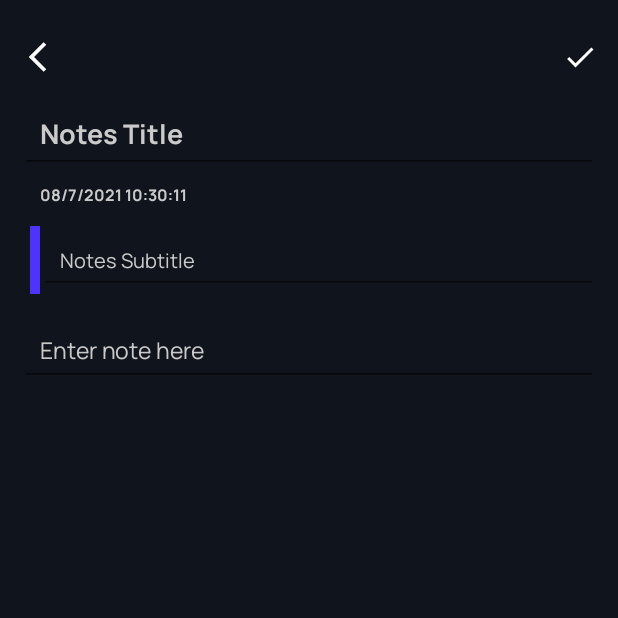
After one commit to archroid/Notino, an Android app: the fragment CreateNoteFragment placed in its activity, on a phone screen of 412 x 824 dp, the top half of it. The commit adds this screen. Run offline under Robolectric (Android 15) with nearby library versions, the phone set to English and light mode, and no system bars; our stand-ins replace sdp/ssp sizes.

Commit message:
wokring on create note fragment

```diff
--- a/app/build.gradle
+++ b/app/build.gradle
@@ -1,6 +1,7 @@
 plugins {
     id 'com.android.application'
     id 'kotlin-android'
+    id 'kotlin-android-extensions'
     id 'kotlin-kapt'
 
 }
@@ -55,4 +56,7 @@ dependencies {
     implementation "androidx.room:room-runtime:2.3.0"
     kapt "androidx.room:room-compiler:2.3.0"
 
+
+    implementation 'org.jetbrains.kotlinx:kotlinx-coroutines-android:1.5.0'
+
 }
--- /dev/null
+++ b/app/src/main/java/xyz/archroid/notino/CreateNoteFragment.kt
@@ -0,0 +1,91 @@
+package xyz.archroid.notino
+
+import android.annotation.SuppressLint
+import android.os.Bundle
+import android.view.LayoutInflater
+import android.view.View
+import android.view.ViewGroup
+import android.widget.Toast
+import androidx.fragment.app.Fragment
+import kotlinx.android.synthetic.main.fragment_create_note.*
+import java.text.SimpleDateFormat
+import java.util.*
+
+
+class CreateNoteFragment : Fragment() {
+
+    override fun onCreate(savedInstanceState: Bundle?) {
+        super.onCreate(savedInstanceState)
+        arguments?.let {
+
+        }
+    }
+
+    override fun onCreateView(
+        inflater: LayoutInflater, container: ViewGroup?,
+        savedInstanceState: Bundle?
+    ): View? {
+        // Inflate the layout for this fragment
+        return inflater.inflate(R.layout.fragment_create_note, container, false)
+    }
+
+    companion object {
+
+        @JvmStatic
+        fun newInstance() =
+            CreateNoteFragment().apply {
+                arguments = Bundle().apply {
+
+                }
+            }
+    }
+
+    @SuppressLint("SimpleDateFormat")
+    override fun onViewCreated(view: View, savedInstanceState: Bundle?) {
+        super.onViewCreated(view, savedInstanceState)
+
+        val simpleDateFormat = SimpleDateFormat("dd/M/yyyy hh:mm:ss")
+        val currentDate = simpleDateFormat.format(Date())
+
+        tv_dateTime.text = currentDate
+
+        btn_done.setOnClickListener {
+            //Save note
+            saveNote()
+        }
+        btn_back.setOnClickListener {
+            replaceFragment(HomeFragment.newInstance() , false)
+        }
+    }
+
+    private fun saveNote() {
+
+        //Validate variables
+        if (et_noteTitle.text.isNullOrEmpty()){
+            Toast.makeText(context,"Title required",Toast.LENGTH_SHORT).show();
+        }
+        if (et_noteSubtitle.text.isNullOrEmpty()){
+            Toast.makeText(context,"Subtitle required",Toast.LENGTH_SHORT).show();
+        }
+
+        if (et_noteDesc.text.isNullOrEmpty()){
+            Toast.makeText(context,"Description required",Toast.LENGTH_SHORT).show();
+        }
+
+
+    }
+
+    fun replaceFragment(fragment: Fragment, isTransition: Boolean) {
+
+        val fragmentTransition = requireActivity().supportFragmentManager.beginTransaction()
+
+        if (isTransition) {
+            fragmentTransition.setCustomAnimations(
+                android.R.anim.slide_out_right,
+                android.R.anim.slide_in_left
+            )
+        }
+        fragmentTransition.replace(R.id.frameLayout, fragment)
+            .addToBackStack(fragment.javaClass.simpleName).commit()
+    }
+}
--- a/app/src/main/java/xyz/archroid/notino/HomeFragment.kt
+++ b/app/src/main/java/xyz/archroid/notino/HomeFragment.kt
@@ -1,37 +1,56 @@
 package xyz.archroid.notino
 
 import android.os.Bundle
-import androidx.fragment.app.Fragment
 import android.view.LayoutInflater
 import android.view.View
 import android.view.ViewGroup
+import androidx.fragment.app.Fragment
+import kotlinx.android.synthetic.main.fragment_home.*
 
 
 class HomeFragment : Fragment() {
 
     override fun onCreate(savedInstanceState: Bundle?) {
         super.onCreate(savedInstanceState)
-        arguments?.let {
 
-        }
     }
 
     override fun onCreateView(
         inflater: LayoutInflater, container: ViewGroup?,
         savedInstanceState: Bundle?
     ): View? {
-        // Inflate the layout for this fragment
         return inflater.inflate(R.layout.fragment_home, container, false)
     }
 
     companion object {
-
         @JvmStatic
         fun newInstance() =
             HomeFragment().apply {
                 arguments = Bundle().apply {
-
                 }
             }
     }
+
+    override fun onViewCreated(view: View, savedInstanceState: Bundle?) {
+        super.onViewCreated(view, savedInstanceState)
+        btn_createNote.setOnClickListener {
+            replaceFragment(CreateNoteFragment.newInstance(), true)
+        }
+
+
+    }
+
+    fun replaceFragment(fragment: Fragment, isTransition: Boolean) {
+
+        val fragmentTransition = requireActivity().supportFragmentManager.beginTransaction()
+
+        if (isTransition) {
+            fragmentTransition.setCustomAnimations(
+                android.R.anim.slide_out_right,
+                android.R.anim.slide_in_left
+            )
+        }
+        fragmentTransition.replace(R.id.frameLayout, fragment)
+            .addToBackStack(fragment.javaClass.simpleName).commit()
+    }
 }
--- a/app/src/main/java/xyz/archroid/notino/dao/NotesDao.kt
+++ b/app/src/main/java/xyz/archroid/notino/dao/NotesDao.kt
@@ -1,6 +1,5 @@
 package xyz.archroid.notino.dao
 
-import android.provider.ContactsContract
 import androidx.room.*
 import xyz.archroid.notino.entities.Notes
 
@@ -10,8 +9,8 @@ interface NotesDao {
     val allNote: List<Notes>
 
     @Insert(onConflict = OnConflictStrategy.REPLACE)
-    fun insertNotes(note:Notes)
+    suspend fun insertNotes(note: Notes)
 
     @Delete
-    fun deleteNotes(note:Notes)
+    suspend fun deleteNotes(note: Notes)
 }
--- /dev/null
+++ b/app/src/main/res/layout/fragment_create_note.xml
@@ -0,0 +1,125 @@
+<?xml version="1.0" encoding="utf-8"?>
+<androidx.constraintlayout.widget.ConstraintLayout xmlns:android="http://schemas.android.com/apk/res/android"
+    xmlns:app="http://schemas.android.com/apk/res-auto"
+    xmlns:tools="http://schemas.android.com/tools"
+    android:layout_width="match_parent"
+    android:layout_height="match_parent"
+    android:background="@color/colorPrimaryVariant">
+
+
+    <ImageView
+        android:id="@+id/btn_back"
+        android:layout_width="wrap_content"
+        android:layout_height="wrap_content"
+        android:layout_marginStart="@dimen/_10sdp"
+        android:layout_marginTop="@dimen/_20sdp"
+        android:layout_marginBottom="@dimen/_10sdp"
+        android:src="@drawable/ic_back"
+        app:layout_constraintStart_toStartOf="parent"
+        app:layout_constraintTop_toTopOf="parent"
+        app:tint="@color/ColorWhite"
+        tools:ignore="ContentDescription" />
+
+    <ImageView
+        android:id="@+id/btn_done"
+        android:layout_width="wrap_content"
+        android:layout_height="wrap_content"
+        android:layout_marginTop="@dimen/_20sdp"
+        android:layout_marginEnd="@dimen/_10sdp"
+        android:layout_marginBottom="@dimen/_10sdp"
+        android:src="@drawable/ic_tick"
+        app:layout_constraintEnd_toEndOf="parent"
+        app:layout_constraintTop_toTopOf="parent"
+        app:tint="@color/ColorWhite"
+        tools:ignore="ContentDescription" />
+
+    <EditText
+        android:id="@+id/et_noteTitle"
+        android:layout_width="match_parent"
+        android:layout_height="wrap_content"
+        android:layout_margin="@dimen/_10sdp"
+        android:ellipsize="end"
+        android:fontFamily="@font/manrope_bold"
+        android:hint="@string/notes_title"
+        android:importantForAutofill="no"
+        android:inputType="textPersonName"
+        android:maxLines="1"
+        android:padding="@dimen/_10sdp"
+        android:textColor="@color/ColorWhite"
+        android:textColorHint="@color/ColorGray"
+        android:textSize="@dimen/_14ssp"
+        app:layout_constraintEnd_toEndOf="parent"
+        app:layout_constraintStart_toStartOf="parent"
+        app:layout_constraintTop_toBottomOf="@id/btn_back" />
+
+    <TextView
+        android:id="@+id/tv_dateTime"
+        android:layout_width="match_parent"
+        android:layout_height="wrap_content"
+        android:layout_marginTop="@dimen/_5sdp"
+        android:layout_marginBottom="@dimen/_5sdp"
+        android:layout_marginStart="@dimen/_10sdp"
+        android:layout_marginEnd="@dimen/_10sdp"
+        android:paddingStart="@dimen/_10sdp"
+        android:ellipsize="end"
+        android:fontFamily="@font/manrope_bold"
+        android:importantForAutofill="no"
+        android:maxLines="1"
+        android:textColor="@color/ColorGray"
+        android:textColorHint="@color/ColorGray"
+        android:textSize="@dimen/_8ssp"
+        app:layout_constraintEnd_toEndOf="parent"
+        app:layout_constraintStart_toStartOf="parent"
+        app:layout_constraintTop_toBottomOf="@id/et_noteTitle"
+        tools:ignore="RtlSymmetry" />
+    <LinearLayout
+        android:id="@+id/ly_subtitle"
+        android:layout_width="match_parent"
+        android:layout_height="wrap_content"
+        android:layout_margin="@dimen/_10sdp"
+        android:orientation="horizontal"
+        app:layout_constraintEnd_toEndOf="parent"
+        app:layout_constraintStart_toStartOf="parent"
+        app:layout_constraintTop_toBottomOf="@id/tv_dateTime">
+
+        <View
+            android:layout_width="@dimen/_5sdp"
+            android:layout_height="match_parent"
+            android:layout_marginStart="@dimen/_5sdp"
+            android:background="@color/ColorBlue" />
+
+        <EditText
+            android:id="@+id/et_noteSubtitle"
+            android:layout_width="match_parent"
+            android:layout_height="wrap_content"
+            android:ellipsize="end"
+            android:fontFamily="@font/manrope_regular"
+            android:hint="@string/notes_subtitle"
+            android:importantForAutofill="no"
+            android:inputType="textPersonName"
+            android:maxLines="1"
+            android:padding="@dimen/_10sdp"
+            android:textColor="@color/ColorWhite"
+            android:textColorHint="@color/ColorGray"
+            android:textSize="@dimen/_10ssp" />
+    </LinearLayout>
+
+    <EditText
+        android:id="@+id/et_noteDesc"
+        android:layout_width="match_parent"
+        android:layout_height="wrap_content"
+        android:layout_margin="@dimen/_10sdp"
+        android:fontFamily="@font/manrope_regular"
+        android:hint="@string/notes_description"
+        android:importantForAutofill="no"
+        android:inputType="textMultiLine"
+        android:padding="@dimen/_10sdp"
+        android:textColor="@color/ColorWhite"
+        android:textColorHint="@color/ColorGray"
+        android:textSize="@dimen/_12ssp"
+        app:layout_constraintEnd_toEndOf="parent"
+        app:layout_constraintStart_toStartOf="parent"
+        app:layout_constraintTop_toBottomOf="@id/ly_subtitle" />
+
+
+</androidx.constraintlayout.widget.ConstraintLayout>
--- a/app/src/main/res/layout/fragment_home.xml
+++ b/app/src/main/res/layout/fragment_home.xml
@@ -4,8 +4,7 @@
     xmlns:tools="http://schemas.android.com/tools"
     android:layout_width="match_parent"
     android:layout_height="match_parent"
-    android:background="@color/colorPrimaryVariant"
-    tools:context=".HomeFragment">
+    android:background="@color/colorPrimaryVariant">
 
     <TextView
         android:id="@+id/tv_appName"
@@ -79,6 +78,7 @@
     </LinearLayout>
 
     <com.google.android.material.floatingactionbutton.FloatingActionButton
+        android:id="@+id/btn_createNote"
         android:layout_width="wrap_content"
         android:layout_height="wrap_content"
         android:background="@color/colorSecondary"
--- a/app/src/main/res/values/strings.xml
+++ b/app/src/main/res/values/strings.xml
@@ -3,4 +3,7 @@
     <string name="search">Search your notes</string>
     <!-- TODO: Remove or change this placeholder text -->
     <string name="hello_blank_fragment">Hello blank fragment</string>
+    <string name="notes_title">Notes Title</string>
+    <string name="notes_description">Enter note here</string>
+    <string name="notes_subtitle">Notes Subtitle</string>
 </resources>
```
Also changed, not shown: app/src/main/res/font/manrope_regular.ttf (added).
